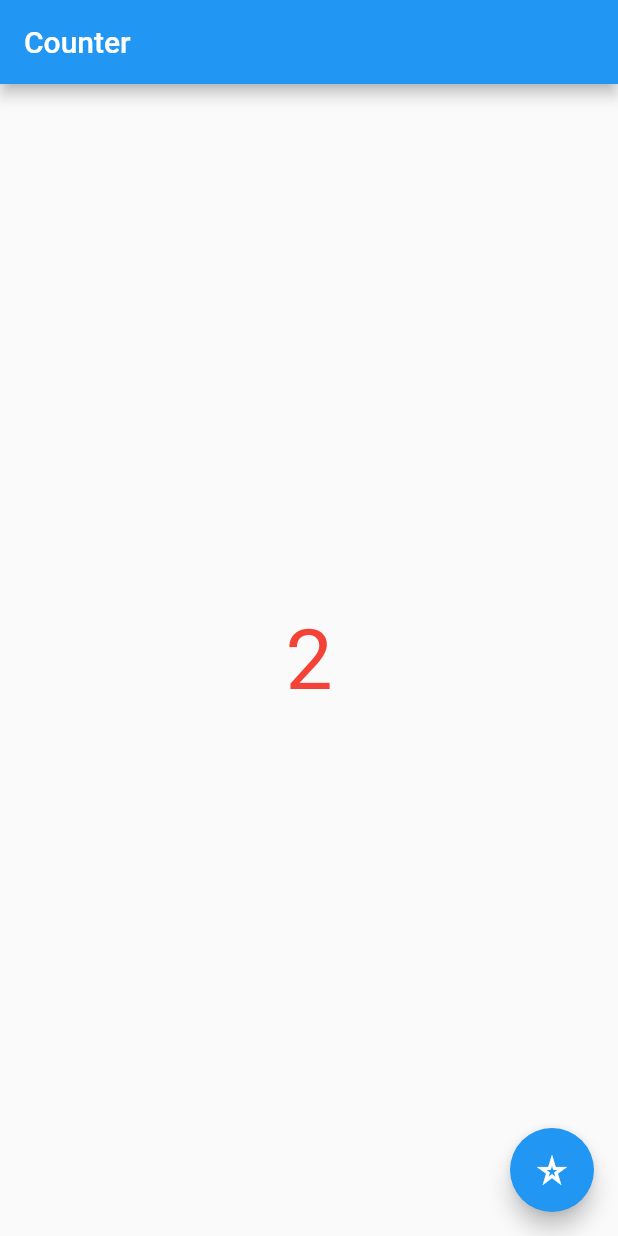
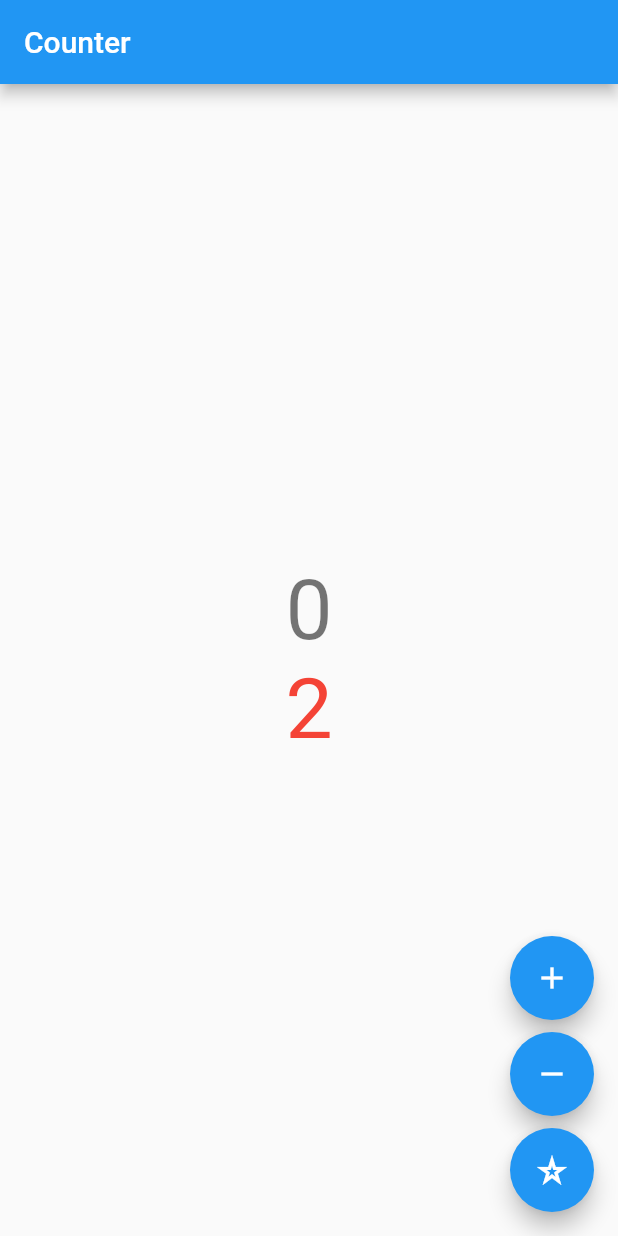
Before and after one commit to Mafarra/bloc_counter, a Flutter app: the screen it shows after launch, on a phone screen of 412 x 824 dp. Run offline on Flutter 3.47's test engine with Material 2 defaults, Android fonts, the phone set to English and light mode, and no system bars; our stand-ins replace bloc, flutter_bloc.

Commit message:
using MultiBlocProvider multi cubit in the same view

```diff
--- a/lib/counter/counter.dart
+++ b/lib/counter/counter.dart
@@ -9,11 +9,21 @@ class CounterPage extends StatelessWidget {
   const CounterPage({super.key});
   @override
   Widget build(BuildContext context) {
-    //Note: It's important to separate or decouple the creation of a Cubit
-    //from the consumption of a Cubit in order to
-    //have code that is much more testable and reusable.
-    return BlocProvider(
-      create: (_) => CounterCubit2(),
+    // Note: It's important to separate or decouple the creation of a Cubit
+    // from the consumption of a Cubit in order to
+    // have code that is much more testable and reusable.
+    return MultiBlocProvider(
+      // create: (_) => CounterCubit(),
+      providers: [
+        BlocProvider(
+          create: (_) => CounterCubit(),
+          child: const CounterView(),
+          ),
+        BlocProvider(
+          create: (_) => CounterCubit2(),
+          child: const CounterView(),
+          ),
+      ],
       child: const CounterView(),
     );
   }
--- a/lib/counter/view/counter_view.dart
+++ b/lib/counter/view/counter_view.dart
@@ -19,12 +19,12 @@ class CounterView extends StatelessWidget {
           mainAxisAlignment: MainAxisAlignment.center,
           crossAxisAlignment: CrossAxisAlignment.center,
           children: [
-            // BlocBuilder<CounterCubit, int>(builder: ((context, state) {
-            //   return Text(
-            //     '$state',
-            //     style: textTheme.headline2,
-            //   );
-            // })),
+            BlocBuilder<CounterCubit, int>(builder: ((context, state) {
+              return Text(
+                '$state',
+                style: textTheme.headline2,
+              );
+            })),
             BlocBuilder<CounterCubit2, int>(builder: ((context, state) {
               return Text(
                 '$state',
@@ -38,18 +38,18 @@ class CounterView extends StatelessWidget {
         mainAxisAlignment: MainAxisAlignment.end,
         crossAxisAlignment: CrossAxisAlignment.end,
         children: <Widget>[
-          // FloatingActionButton(
-          //   key: const Key('counterView_increment_floatingActionButton'),
-          //   child: const Icon(Icons.add),
-          //   onPressed: () => context.read<CounterCubit>().increment(),
-          // ),
-          // const SizedBox(
-          //   height: 8,
-          // ),
-          // FloatingActionButton(
-          //     key: const Key('CounterView_decrement_floatingActionButton'),
-          //     child: const Icon(Icons.remove),
-          //     onPressed: () => context.read<CounterCubit>().decrement()),
+          FloatingActionButton(
+            key: const Key('counterView_increment_floatingActionButton'),
+            child: const Icon(Icons.add),
+            onPressed: () => context.read<CounterCubit>().increment(),
+          ),
+          const SizedBox(
+            height: 8,
+          ),
+          FloatingActionButton(
+              key: const Key('CounterView_decrement_floatingActionButton'),
+              child: const Icon(Icons.remove),
+              onPressed: () => context.read<CounterCubit>().decrement()),
           const SizedBox(
             height: 8,
           ),
```
